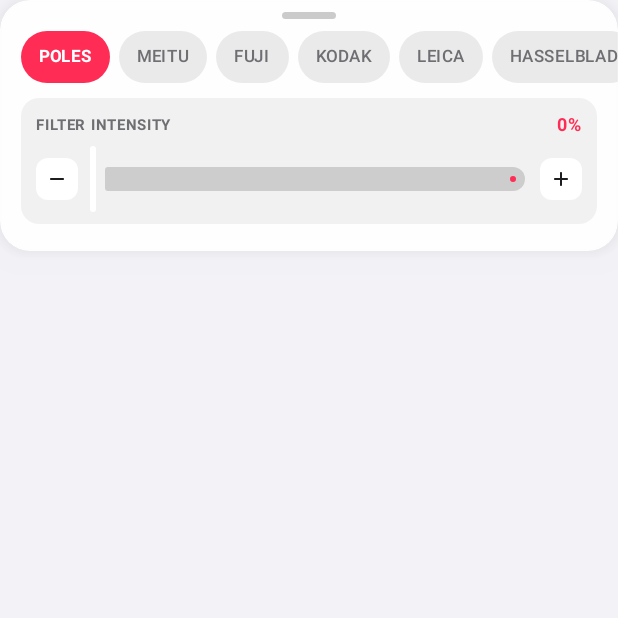
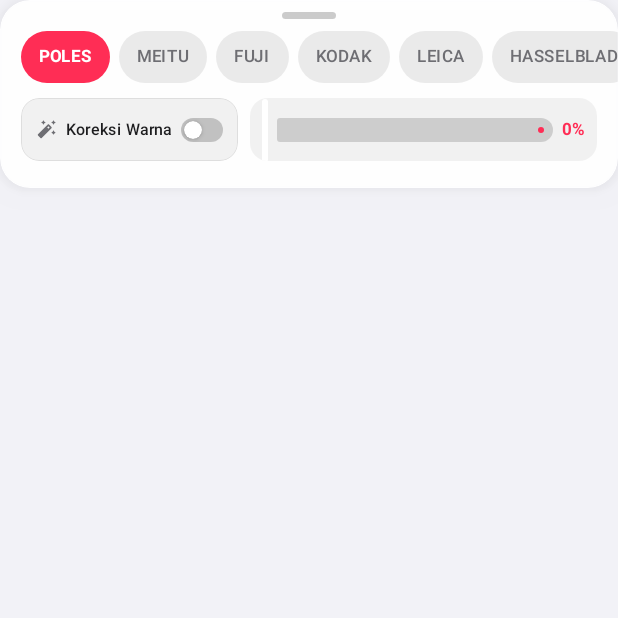
Before and after one commit to soju-sec/looklite, an Android app built with Jetpack Compose: the composable SubMenuCard called with empty values, on a phone screen of 412 x 824 dp, the top half of it. Run offline under Robolectric (Android 15) with nearby library versions, the phone set to English and light mode, and no system bars.

Commit message:
feat(color): add Koreksi Warna (Auto Levels + Color Cast Correction) toggle pill and GPU shader pipeline

```diff
--- a/app/src/main/java/app/looklite/android/ui/components/SubMenuCard.kt
+++ b/app/src/main/java/app/looklite/android/ui/components/SubMenuCard.kt
@@ -14,6 +14,7 @@ import androidx.compose.foundation.shape.RoundedCornerShape
 import androidx.compose.foundation.verticalScroll
 import androidx.compose.material.icons.Icons
 import androidx.compose.material.icons.rounded.Add
+import androidx.compose.material.icons.rounded.AutoFixHigh
 import androidx.compose.material.icons.rounded.Remove
 import androidx.compose.material3.*
 import androidx.compose.runtime.*
@@ -23,6 +24,8 @@ import androidx.compose.ui.draw.clip
 import androidx.compose.ui.draw.shadow
 import androidx.compose.ui.graphics.Brush
 import androidx.compose.ui.graphics.Color
+import androidx.compose.ui.hapticfeedback.HapticFeedbackType
+import androidx.compose.ui.platform.LocalHapticFeedback
 import androidx.compose.ui.text.font.FontWeight
 import androidx.compose.ui.text.style.TextAlign
 import androidx.compose.ui.text.style.TextOverflow
@@ -55,6 +58,8 @@ fun SubMenuCard(
     onPresetSelected: (PresetProfile) -> Unit,
     intensity: Int,
     onIntensityChanged: (Int) -> Unit,
+    isAutoColorEnabled: Boolean,
+    onToggleAutoColor: (Boolean) -> Unit,
     // Fine-Tune Mode Props
     sliders: SliderValues,
     onSliderChanged: (SliderValues) -> Unit,
@@ -122,53 +127,83 @@ fun SubMenuCard(
 
                     Spacer(modifier = Modifier.height(8.dp))
 
-                    // Direct Filter Intensity Slider (0–100%)
-                    Surface(
+                    // Koreksi Warna Toggle Pill + Direct Filter Intensity Slider (0–100%)
+                    val haptic = LocalHapticFeedback.current
+                    Row(
                         modifier = Modifier
                             .fillMaxWidth()
                             .padding(horizontal = 14.dp),
-                        shape = RoundedCornerShape(12.dp),
-                        color = Color(0x0D000000)
+                        verticalAlignment = Alignment.CenterVertically,
+                        horizontalArrangement = Arrangement.spacedBy(8.dp)
                     ) {
-                        Column(
-                            modifier = Modifier.padding(horizontal = 10.dp, vertical = 6.dp)
+                        // Koreksi Warna (Auto Color Correction) Pill
+                        Surface(
+                            modifier = Modifier
+                                .height(42.dp)
+                                .clip(RoundedCornerShape(12.dp))
+                                .clickable {
+                                    haptic.performHapticFeedback(HapticFeedbackType.TextHandleMove)
+                                    onToggleAutoColor(!isAutoColorEnabled)
+                                }
+                                .then(
+                                    if (isAutoColorEnabled) Modifier.border(1.dp, AppleCoral.copy(alpha = 0.5f), RoundedCornerShape(12.dp))
+                                    else Modifier.border(0.5.dp, Color(0x14000000), RoundedCornerShape(12.dp))
+                                ),
+                            shape = RoundedCornerShape(12.dp),
+                            color = if (isAutoColorEnabled) AppleCoral.copy(alpha = 0.10f) else Color(0x0D000000)
                         ) {
                             Row(
-                                modifier = Modifier.fillMaxWidth(),
-                                horizontalArrangement = Arrangement.SpaceBetween,
-                                verticalAlignment = Alignment.CenterVertically
+                                modifier = Modifier.padding(horizontal = 10.dp),
+                                verticalAlignment = Alignment.CenterVertically,
+                                horizontalArrangement = Arrangement.spacedBy(6.dp)
                             ) {
-                                Text(
-                                    text = "FILTER INTENSITY",
-                                    fontSize = 10.sp,
-                                    fontWeight = FontWeight.Bold,
-                                    color = AppleLabelSecondary,
-                                    letterSpacing = 0.5.sp
+                                Icon(
+                                    imageVector = Icons.Rounded.AutoFixHigh,
+                                    contentDescription = "Koreksi Warna",
+                                    tint = if (isAutoColorEnabled) AppleCoral else AppleLabelSecondary,
+                                    modifier = Modifier.size(14.dp)
                                 )
                                 Text(
-                                    text = "$intensity%",
-                                    fontSize = 12.sp,
-                                    fontWeight = FontWeight.Bold,
-                                    color = AppleCoral
+                                    text = "Koreksi Warna",
+                                    fontSize = 10.5.sp,
+                                    fontWeight = FontWeight.SemiBold,
+                                    color = if (isAutoColorEnabled) AppleCoral else AppleLabelPrimary
                                 )
-                            }
-
-                            Row(
-                                modifier = Modifier.fillMaxWidth(),
-                                verticalAlignment = Alignment.CenterVertically,
-                                horizontalArrangement = Arrangement.spacedBy(8.dp)
-                            ) {
+                                // Compact Pill Switch
                                 Box(
                                     modifier = Modifier
-                                        .size(28.dp)
-                                        .clip(RoundedCornerShape(8.dp))
-                                        .background(Color.White)
-                                        .clickable { onIntensityChanged((intensity - 5).coerceAtLeast(0)) },
-                                    contentAlignment = Alignment.Center
+                                        .size(width = 28.dp, height = 16.dp)
+                                        .clip(CircleShape)
+                                        .background(if (isAutoColorEnabled) AppleCoral else Color(0x33000000))
+                                        .padding(2.dp),
+                                    contentAlignment = if (isAutoColorEnabled) Alignment.CenterEnd else Alignment.CenterStart
                                 ) {
-                                    Icon(Icons.Rounded.Remove, contentDescription = "-", tint = AppleLabelPrimary, modifier = Modifier.size(16.dp))
+                                    Box(
+                                        modifier = Modifier
+                                            .size(12.dp)
+                                            .shadow(2.dp, CircleShape)
+                                            .clip(CircleShape)
+                                            .background(Color.White)
+                                    )
                                 }
+                            }
+                        }
 
+                        // Filter Intensity Slider
+                        Surface(
+                            modifier = Modifier
+                                .weight(1f)
+                                .height(42.dp),
+                            shape = RoundedCornerShape(12.dp),
+                            color = Color(0x0D000000)
+                        ) {
+                            Row(
+                                modifier = Modifier
+                                    .fillMaxSize()
+                                    .padding(horizontal = 8.dp),
+                                verticalAlignment = Alignment.CenterVertically,
+                                horizontalArrangement = Arrangement.spacedBy(4.dp)
+                            ) {
                                 Slider(
                                     value = intensity.toFloat(),
                                     onValueChange = { onIntensityChanged(it.toInt()) },
@@ -181,16 +216,12 @@ fun SubMenuCard(
                                     )
                                 )
 
-                                Box(
-                                    modifier = Modifier
-                                        .size(28.dp)
-                                        .clip(RoundedCornerShape(8.dp))
-                                        .background(Color.White)
-                                        .clickable { onIntensityChanged((intensity + 5).coerceAtMost(100)) },
-                                    contentAlignment = Alignment.Center
-                                ) {
-                                    Icon(Icons.Rounded.Add, contentDescription = "+", tint = AppleLabelPrimary, modifier = Modifier.size(16.dp))
-                                }
+                                Text(
+                                    text = "$intensity%",
+                                    fontSize = 11.sp,
+                                    fontWeight = FontWeight.Bold,
+                                    color = AppleCoral
+                                )
                             }
                         }
                     }
```
Also changed, not shown: app/src/main/java/app/looklite/android/MainActivity.kt (+9 -0 lines), app/src/main/java/app/looklite/android/engine/LookLiteRenderer.kt (+93 -0 lines), 1 other file.
